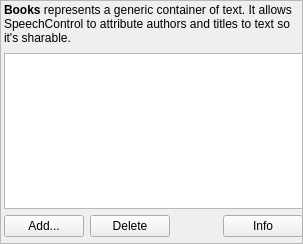
smartboyhw/speechcontrol, file ui/windows/settings/booksettingspane.ui: the form before one commit.
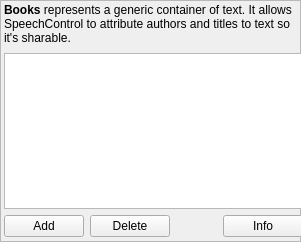
The form after the commit.

Patch:
```diff
--- a/ui/windows/settings/booksettingspane.ui
+++ b/ui/windows/settings/booksettingspane.ui
@@ -6,8 +6,8 @@
    <rect>
     <x>0</x>
     <y>0</y>
-    <width>303</width>
-    <height>244</height>
+    <width>301</width>
+    <height>242</height>
    </rect>
   </property>
   <property name="sizePolicy">
@@ -77,8 +77,14 @@
      <layout class="QHBoxLayout" name="horizontalLayout">
       <item>
        <widget class="QPushButton" name="btnAdd">
+        <property name="sizePolicy">
+         <sizepolicy hsizetype="Minimum" vsizetype="Minimum">
+          <horstretch>0</horstretch>
+          <verstretch>0</verstretch>
+         </sizepolicy>
+        </property>
         <property name="text">
-         <string>Add...</string>
+         <string>Add</string>
         </property>
        </widget>
       </item>
```
